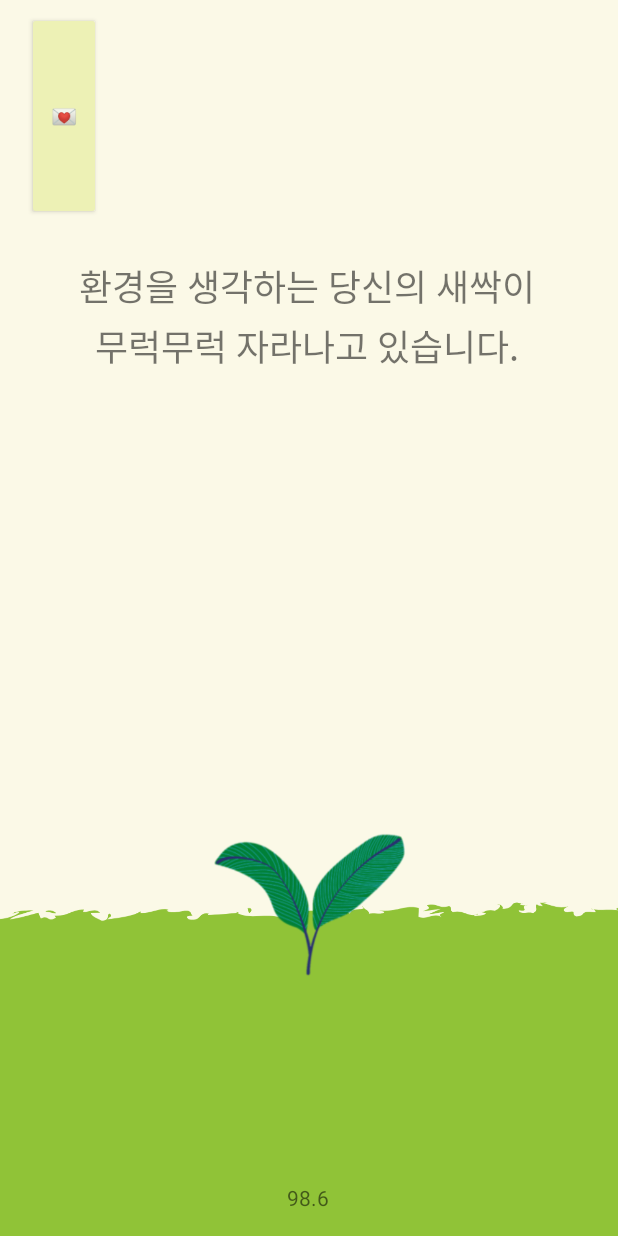
After one commit to JOLLA99/Sinabro_project, an Android app: the GrowthActivity screen opened directly, with no data from a screen before it, on a phone screen of 412 x 824 dp. The commit adds this screen. Run offline under Robolectric (Android 15) with nearby library versions, the phone set to English and light mode, and no system bars.

Commit message:
Add_db_and_tree

```diff
--- /dev/null
+++ b/app/src/main/java/com/example/sinabro/GrowthActivity.java
@@ -0,0 +1,190 @@
+package com.example.sinabro;
+
+import androidx.appcompat.app.AppCompatActivity;
+import androidx.constraintlayout.widget.ConstraintLayout;
+
+import android.content.Context;
+import android.content.Intent;
+import android.os.Bundle;
+import android.text.Layout;
+import android.util.Log;
+import android.view.View;
+import android.widget.Button;
+import android.widget.ImageView;
+import android.widget.TextView;
+import android.widget.Toast;
+
+import org.json.JSONObject;
+
+import java.io.BufferedReader;
+import java.io.InputStream;
+import java.io.InputStreamReader;
+import java.io.OutputStream;
+import java.net.HttpURLConnection;
+import java.net.URL;
+
+public class GrowthActivity extends AppCompatActivity {
+
+    int getStage_result;
+    int point =0;
+    String pointData;
+    Button goback;
+
+    String UserID; // 로그인 액티비티에서 아이디 받아옴
+    // 로그인 액티비티에서 id랑 패스워드 제가임시로 전역변수로 바꿔놧어염 !~!~!!! 수정부탁부탁
+
+    final String url = "http://34.64.77.135:3000/tree/"; //서버 주소
+
+    @Override
+    protected void onCreate(Bundle savedInstanceState) {
+        super.onCreate(savedInstanceState);
+        setContentView(R.layout.activity_growth);
+
+        SavedUser savedUser = new SavedUser();
+        UserID = savedUser.getID();
+
+
+        getPoint(url,UserID); // 서버로부터 나무경험치 받아오는 함수 호출
+        getStage(point); // 서버로 부터 받아온 포인트 값(getPoint()의 리턴 값) 넘겨줌 ! 암튼 얘도 호출
+
+
+        final TextView textView1, textView2;
+        final ImageView imageView;
+
+        textView1 = findViewById(R.id.txt1);
+        textView2 = findViewById(R.id.txt2);
+        imageView = findViewById(R.id.imageView);
+
+        //getStage()로 부터 반환된 결과에 따라 조건문 실행
+        //단계에 따라 알맞게 텍스트/이미지뷰 바꿔줌
+        if(getStage_result==4){ //4단계
+            textView1.setText("마침내 나무가 다 자랐습니다.");
+            textView2.setText("당신을 닮아 예쁜 꽃이 피어났네요 !");
+            imageView.setImageResource(R.drawable.t3);
+        }
+        else if (getStage_result==3){ //3단계
+            textView1.setText("나무에 꽃봉오리가 맺혔습니다.");
+            textView2.setText("곧 꽃을 피울 것 같습니다.");
+            imageView.setImageResource(R.drawable.t2);
+        }
+        else if (getStage_result==2){ //2단계
+            textView1.setText("새싹은 자라나 나무가 되었습니다.");
+            textView2.setText("나무가 무럭무럭 성장하고 있습니다.");
+            imageView.setImageResource(R.drawable.t1);
+        }
+        else if (getStage_result==1){ //1단계
+            textView1.setText("환경을 생각하는 당신의 새싹이");
+            textView2.setText("무럭무럭 자라나고 있습니다.");
+            imageView.setImageResource(R.drawable.s1);
+        }
+
+        goback = (Button)findViewById(R.id.button_back);
+
+        goback.setOnClickListener(new View.OnClickListener() {
+
+            @Override
+            public void onClick(View v) {
+                Intent intent = new Intent(GrowthActivity.this, MainActivity.class);
+                startActivity(intent);
+
+            }
+        });
+    }
+
+    //서버로부터 포인트 받는함수
+    public int getPoint(final String urls, final String id){
+        new Thread(){
+            @Override
+            public void run() {
+                try{
+
+                    URL url = new URL(urls);
+                    HttpURLConnection connection = (HttpURLConnection) url.openConnection();
+                    connection.setRequestMethod("POST"); //전송방식
+                    connection.setDoOutput(true);       //데이터를 쓸 지 설정
+                    connection.setDoInput(true);        //데이터를 읽어올지 설정
+
+                    OutputStream os = connection.getOutputStream();
+                    JSONObject sendData = new JSONObject();
+
+                    //아이디 전송
+                    sendData.put("id", id);
+                    Log.d("제이슨 오브젝트",sendData.toString());
+                    String body = sendData.toString();
+                    // Request Body에 Data 셋팅.
+                    os.write(body.getBytes("utf-8"));
+
+                    // Request Body에 Data 입력.
+                    os.flush();
+
+                    // OutputStream 종료.
+                    os.close();
+
+                    InputStream is = connection.getInputStream();
+                    StringBuilder sb = new StringBuilder();
+                    BufferedReader br = new BufferedReader(new InputStreamReader(is,"UTF-8"));
+                    String result;
+                    while((result = br.readLine())!=null){
+                        sb.append(result+"\n");
+                    }
+
+                    connection.disconnect();
+
+                    result = sb.toString();
+
+                    Log.d("리절트",result);
+                    JSONObject obj = new JSONObject(result);
+                    Log.d("받아온 리절트",obj.getString("result")); //성공 유무
+
+                    String selected_result = obj.getString("result");
+                    pointData = obj.getString("treeCount"); // 트리경험치
+
+                    if(selected_result.equals("success")) {
+                        GrowthActivity.this.runOnUiThread(new Runnable() {
+                            @Override
+                            public void run() {
+                                Toast.makeText(getApplicationContext(), "서버 연결 성공", Toast.LENGTH_SHORT).show();
+
+                                point = Integer.parseInt(pointData); //int로 형변환 해서 point에 저장
+                            }
+                        });
+
+                    }
+
+
+
+
+                }catch (Exception e){
+                    GrowthActivity.this.runOnUiThread(new Runnable() {
+                        @Override
+                        public void run() {
+                            Toast.makeText(getApplicationContext(), "서버 연결 실패", Toast.LENGTH_SHORT).show();
+
+                        }
+                    });
+
+                }
+
+            }
+        }.start();
+
+        return point; //point 넘겨줌
+    }
+
+    //몇단계인지 판별하는 함수 (서버에서 넘어온 나무 경험치에따라)
+    public int getStage(int point ) {
+
+        if (point >= 6) {
+            getStage_result = 4; //4단계
+        } else if (point >= 4 && point < 6) {
+            getStage_result = 3; //3단계
+        } else if (point >= 2 && point < 4) {
+            getStage_result =  2; //2단계
+        }
+        else if (point>2)
+            getStage_result = 1; //1단계
+
+        return getStage_result; // 결과 반환
+    }
+
+}
--- /dev/null
+++ b/app/src/main/java/com/example/sinabro/SavedUser.java
@@ -0,0 +1,28 @@
+package com.example.sinabro;
+
+public class SavedUser {
+    public static String userID;
+    public static String name;
+
+    public String getID(){
+        return userID;
+    }
+
+    public String getName(){
+        return name;
+    }
+
+    public void setUserID(String id)
+    {
+        userID= id;
+    }
+
+    public void setName(String name1){
+        name =name1;
+    }
+
+
+
+
+
+}
--- a/app/src/main/java/com/example/sinabro/SplashActivity.java
+++ b/app/src/main/java/com/example/sinabro/SplashActivity.java
@@ -5,6 +5,7 @@ import android.content.Intent;
 import android.os.Bundle;
 import android.os.Handler;
 import android.os.Message;
+import android.view.WindowManager;
 
 import androidx.annotation.NonNull;
 import androidx.appcompat.app.AppCompatActivity;
@@ -14,6 +15,10 @@ public class SplashActivity extends AppCompatActivity {
     protected void onCreate(Bundle savedInstanceState) {
         super.onCreate(savedInstanceState);
         setContentView(R.layout.activity_splash);
+
+        getWindow().setFlags(WindowManager.LayoutParams.FLAG_FULLSCREEN,
+                WindowManager.LayoutParams.FLAG_FULLSCREEN);
+
 
         Handler handler = new Handler(){
             @Override
--- a/app/src/main/res/layout/activity_growth.xml
+++ b/app/src/main/res/layout/activity_growth.xml
@@ -2,31 +2,74 @@
 <androidx.constraintlayout.widget.ConstraintLayout xmlns:android="http://schemas.android.com/apk/res/android"
     xmlns:app="http://schemas.android.com/apk/res-auto"
     xmlns:tools="http://schemas.android.com/tools"
+    android:id="@+id/layout"
     android:layout_width="match_parent"
     android:layout_height="match_parent"
-    android:background="@drawable/growth_background">
+    android:background="@drawable/treebackimg"
+    tools:context=".GrowthActivity">
 
     <TextView
-        android:id="@+id/textView15"
+        android:id="@+id/txt2"
+        android:layout_width="400dp"
+        android:layout_height="40dp"
+        android:layout_marginTop="4dp"
+        android:fontFamily="@font/moviefont"
+        android:text="무럭무럭 자라나고 있습니다."
+        android:textAlignment="center"
+        android:textSize="24sp"
+        app:layout_constraintEnd_toEndOf="parent"
+        app:layout_constraintHorizontal_bias="0.363"
+        app:layout_constraintStart_toStartOf="parent"
+        app:layout_constraintTop_toBottomOf="@+id/txt1" />
+
+    <TextView
+        android:id="@+id/txt1"
+        android:layout_width="400dp"
+        android:layout_height="0dp"
+        android:layout_marginTop="76dp"
+        android:layout_marginBottom="615dp"
+        android:fontFamily="@font/moviefont"
+        android:text="환경을 생각하는 당신의 새싹이"
+        android:textAlignment="center"
+        android:textSize="24sp"
+        app:layout_constraintBottom_toBottomOf="parent"
+        app:layout_constraintEnd_toEndOf="@+id/txt2"
+        app:layout_constraintHorizontal_bias="0.0"
+        app:layout_constraintStart_toStartOf="@+id/txt2"
+        app:layout_constraintTop_toBottomOf="@+id/button2" />
+
+    <TextView
+        android:id="@+id/textView9"
         android:layout_width="wrap_content"
         android:layout_height="wrap_content"
-        android:layout_marginBottom="24dp"
-        android:fontFamily="@font/moviefont"
-        android:text="TextView"
-        android:textSize="30dp"
-        app:layout_constraintBottom_toTopOf="@+id/textView16"
+        android:layout_marginBottom="16dp"
+        android:text="98.6"
+        app:layout_constraintBottom_toBottomOf="parent"
         app:layout_constraintEnd_toEndOf="parent"
+        app:layout_constraintHorizontal_bias="0.498"
         app:layout_constraintStart_toStartOf="parent" />
 
-    <TextView
-        android:id="@+id/textView16"
-        android:layout_width="wrap_content"
-        android:layout_height="wrap_content"
-        android:layout_marginBottom="188dp"
-        android:fontFamily="@font/moviefont"
-        android:text="TextView"
-        android:textSize="18dp"
+    <ImageView
+        android:id="@+id/imageView"
+        android:layout_width="403dp"
+        android:layout_height="447dp"
         app:layout_constraintBottom_toBottomOf="parent"
         app:layout_constraintEnd_toEndOf="parent"
-        app:layout_constraintStart_toStartOf="parent" />
+        app:layout_constraintStart_toStartOf="parent"
+        app:layout_constraintTop_toBottomOf="@+id/txt2"
+        app:srcCompat="@drawable/s1" />
+
+    <Button
+        android:id="@+id/button_back"
+        android:layout_width="49dp"
+        android:layout_height="0dp"
+        android:layout_marginStart="18dp"
+        android:layout_marginTop="8dp"
+        android:layout_marginBottom="26dp"
+        android:backgroundTint="#EDF1B5"
+        android:text="💌"
+        app:layout_constraintBottom_toTopOf="@+id/txt1"
+        app:layout_constraintStart_toStartOf="parent"
+        app:layout_constraintTop_toTopOf="parent" />
+
 </androidx.constraintlayout.widget.ConstraintLayout>
--- a/app/src/main/res/layout/activity_main.xml
+++ b/app/src/main/res/layout/activity_main.xml
@@ -208,7 +208,7 @@
         app:layout_constraintVertical_bias="0.969" />
 
     <Button
-        android:id="@+id/btn_stop"
+        android:id="@+id/btn_tree"
         android:layout_width="44dp"
         android:layout_height="37dp"
         android:backgroundTint="#F8F8F8"
```
Also changed, not shown: app/src/main/AndroidManifest.xml (+8 -0 lines), app/src/main/java/com/example/sinabro/CalendarDetailActivity.java (+31 -9 lines), app/src/main/java/com/example/sinabro/LoginActivity.java (+40 -7 lines), app/src/main/java/com/example/sinabro/MainActivity.java (+16 -3 lines), app/src/main/java/com/example/sinabro/SignupActivity.java (+30 -6 lines), app/src/main/res/drawable-v24/s1.png (added), app/src/main/res/drawable-v24/t1.png (added), app/src/main/res/drawable-v24/t2.png (added), app/src/main/res/drawable-v24/t3.png (added), app/src/main/res/drawable-v24/treebackimg.png (added).
